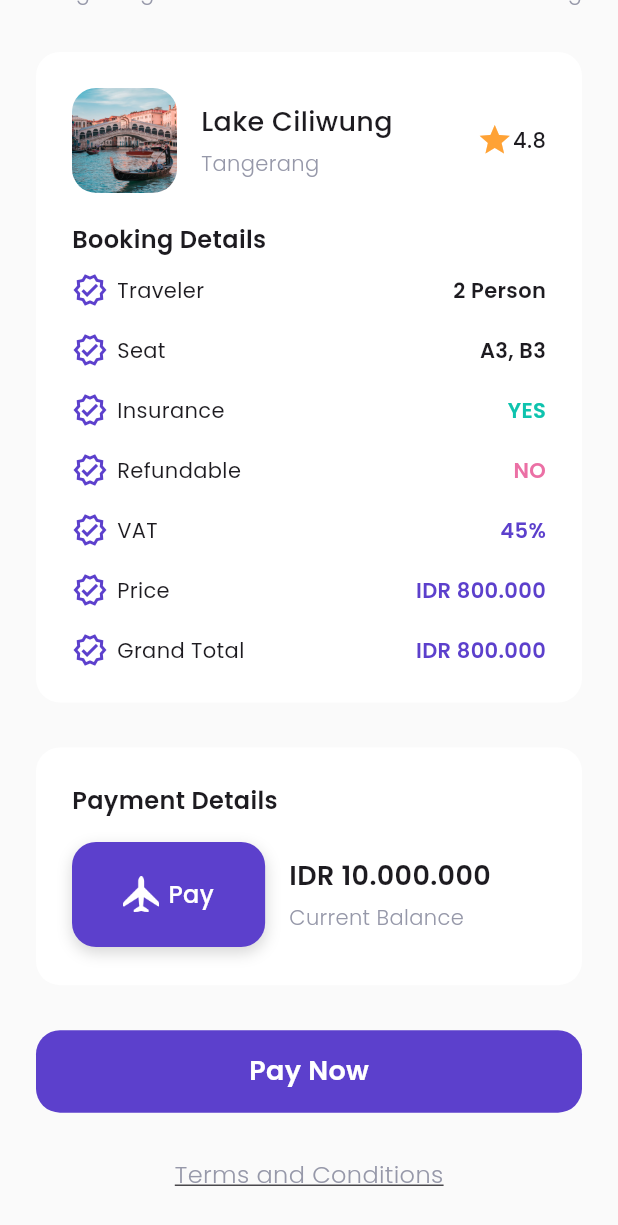
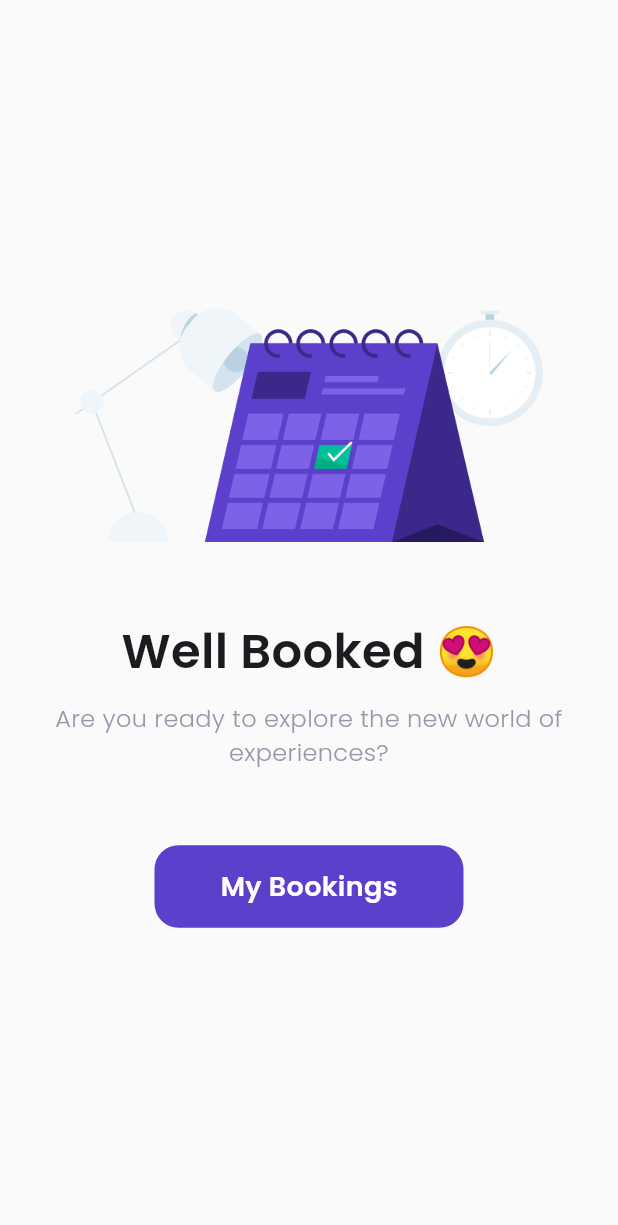
Before and after one commit to notsatria/airplane-app, a Flutter app: the CheckoutView screen opened by its route, scrolled down 188 dp, after a tap on "Pay Now", on a phone screen of 412 x 824 dp. Shown: the top 1225 px of the screen. Run offline on Flutter 3.47's test engine with Material 2 defaults, Android fonts, the phone set to English and light mode, and no system bars.

Commit message:
Added Succes Checkout View

```diff
--- a/lib/app/modules/checkout/checkout_view.dart
+++ b/lib/app/modules/checkout/checkout_view.dart
@@ -1,9 +1,10 @@
-import 'package:airplane_app/app/themes/fonts.dart';
-import 'package:airplane_app/app/widgets/custom_button.dart';
 import 'package:flutter/material.dart';
 
 import '../../themes/colors.dart';
+import '../../themes/fonts.dart';
 import '../../themes/sizing.dart';
+import '../../widgets/custom_button.dart';
+import '../success_checkout/success_checkout_view.dart';
 
 class CheckoutView extends StatelessWidget {
   static const route = '/checkout-view';
@@ -32,7 +33,7 @@ class CheckoutView extends StatelessWidget {
                 const SizedBox(height: 30),
                 _buildBalanceCard(maxWidth, maxHeight),
                 const SizedBox(height: 30),
-                _buildPayButton(maxWidth),
+                _buildPayButton(maxWidth, context),
                 const SizedBox(height: 30),
                 _buildTnCText(),
               ],
@@ -57,11 +58,12 @@ class CheckoutView extends StatelessWidget {
     );
   }
 
-  CustomRoundedButton _buildPayButton(double maxWidth) {
+  CustomRoundedButton _buildPayButton(double maxWidth, BuildContext context) {
     return CustomRoundedButton(
       text: 'Pay Now',
       onTap: () {
-        debugPrint('Pay Noew');
+        debugPrint('Pay Now');
+        Navigator.pushReplacementNamed(context, SuccessCheckoutView.route);
       },
       width: maxWidth,
       height: 55,
--- /dev/null
+++ b/lib/app/modules/success_checkout/success_checkout_view.dart
@@ -0,0 +1,63 @@
+import 'package:airplane_app/app/modules/home/home_view.dart';
+import 'package:airplane_app/app/themes/fonts.dart';
+import 'package:airplane_app/app/widgets/custom_button.dart';
+import 'package:flutter/material.dart';
+
+import '../../themes/colors.dart';
+import '../../themes/sizing.dart';
+
+class SuccessCheckoutView extends StatelessWidget {
+  static const route = '/success-checkout-view';
+  const SuccessCheckoutView({super.key});
+
+  @override
+  Widget build(BuildContext context) {
+    final maxWidth = MediaQuery.of(context).size.width;
+    final maxHeight = MediaQuery.of(context).size.height;
+    return Scaffold(
+      backgroundColor: backgroundColor,
+      body: SafeArea(
+        child: Container(
+          padding: const EdgeInsets.symmetric(horizontal: marginLarge),
+          child: Column(
+            mainAxisAlignment: MainAxisAlignment.center,
+            crossAxisAlignment: CrossAxisAlignment.center,
+            children: [
+              Image.asset(
+                'assets/icons/scheduling.png',
+                width: maxWidth - 100,
+              ),
+              const SizedBox(height: 50),
+              Text(
+                'Well Booked 😍',
+                style: poppinsSemiBold.copyWith(fontSize: 32),
+              ),
+              const SizedBox(height: 10),
+              Text(
+                'Are you ready to explore the new world of experiences?',
+                textAlign: TextAlign.center,
+                style: poppinsLight.copyWith(
+                  fontSize: 16,
+                  color: greyColor,
+                ),
+              ),
+              const SizedBox(height: 50),
+              CustomRoundedButton(
+                text: 'My Bookings',
+                onTap: () {
+                  debugPrint('My Bookings');
+                  Navigator.pushReplacementNamed(context, HomeView.route);
+                },
+                width: maxWidth / 2,
+                height: 55,
+                color: primaryColor,
+                isShadow: false,
+                textColor: whiteColor,
+              )
+            ],
+          ),
+        ),
+      ),
+    );
+  }
+}
--- a/lib/main.dart
+++ b/lib/main.dart
@@ -9,6 +9,7 @@ import 'app/modules/get_started/get_started_view.dart';
 import 'app/modules/home/home_view.dart';
 import 'app/modules/sign_up/sign_up_view.dart';
 import 'app/modules/splash/splash_view.dart';
+import 'app/modules/success_checkout/success_checkout_view.dart';
 import 'app/themes/colors.dart';
 
 void main() {
@@ -35,6 +36,7 @@ class MainApp extends StatelessWidget {
         DetailView.route: (context) => const DetailView(),
         ChooseSeatView.route: (context) => const ChooseSeatView(),
         CheckoutView.route: (context) => const CheckoutView(),
+        SuccessCheckoutView.route: (context) => const SuccessCheckoutView(),
       },
       theme: ThemeData(
         useMaterial3: true,
```
